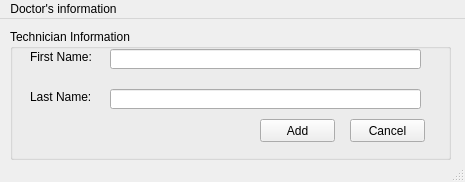
Above: Screens/Admin AddTechnician.ui from RaahimHash/DBMS-Project-UHU-Clinic before the change. Below: the same form after it.
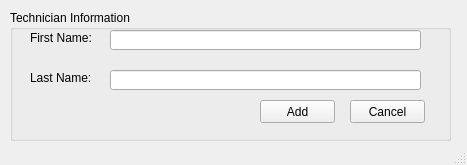
That is the form after the change.

The edit to the form file:
```diff
--- a/Screens/Admin AddTechnician.ui
+++ b/Screens/Admin AddTechnician.ui
@@ -6,8 +6,8 @@
    <rect>
     <x>0</x>
     <y>0</y>
-    <width>465</width>
-    <height>182</height>
+    <width>467</width>
+    <height>165</height>
    </rect>
   </property>
   <property name="windowTitle">
@@ -23,6 +23,18 @@
       <height>131</height>
      </rect>
     </property>
+    <property name="minimumSize">
+     <size>
+      <width>441</width>
+      <height>131</height>
+     </size>
+    </property>
+    <property name="maximumSize">
+     <size>
+      <width>441</width>
+      <height>131</height>
+     </size>
+    </property>
     <property name="title">
      <string>Technician Information</string>
     </property>
@@ -106,22 +118,6 @@
     </widget>
    </widget>
   </widget>
-  <widget class="QMenuBar" name="menubar">
-   <property name="geometry">
-    <rect>
-     <x>0</x>
-     <y>0</y>
-     <width>465</width>
-     <height>21</height>
-    </rect>
-   </property>
-   <widget class="QMenu" name="menuScreen7">
-    <property name="title">
-     <string>Doctor's information</string>
-    </property>
-   </widget>
-   <addaction name="menuScreen7"/>
-  </widget>
   <widget class="QStatusBar" name="statusbar"/>
  </widget>
  <resources/>
```
Left out of the diff: 3 changed lines with no effect on the pictures.
